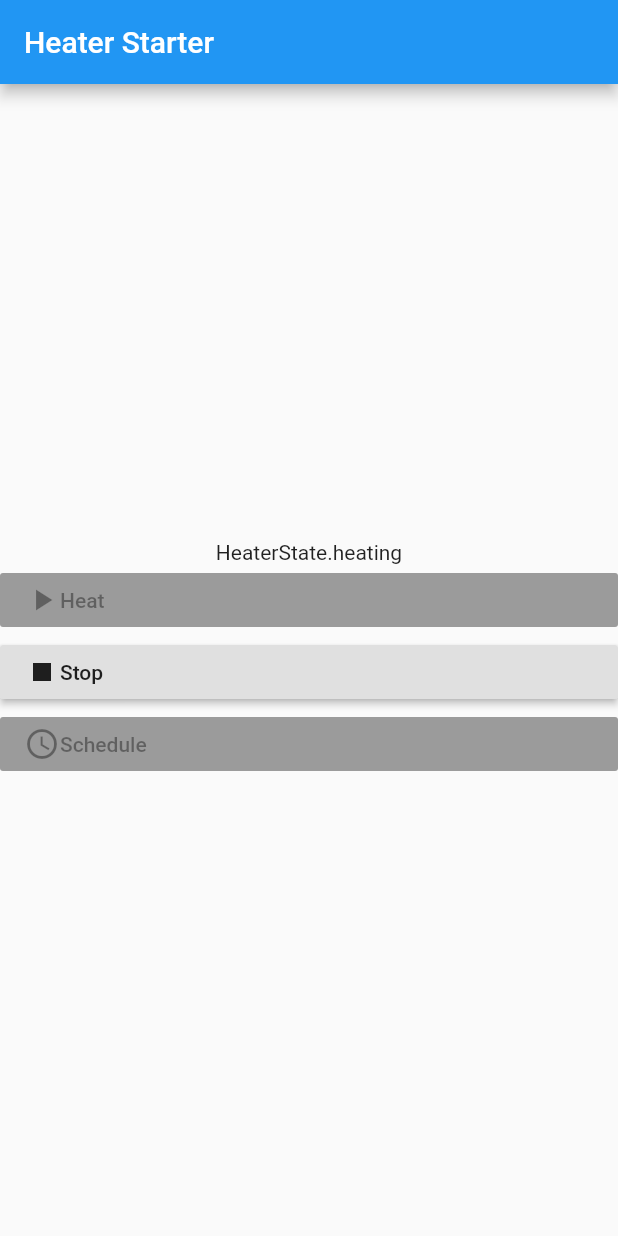
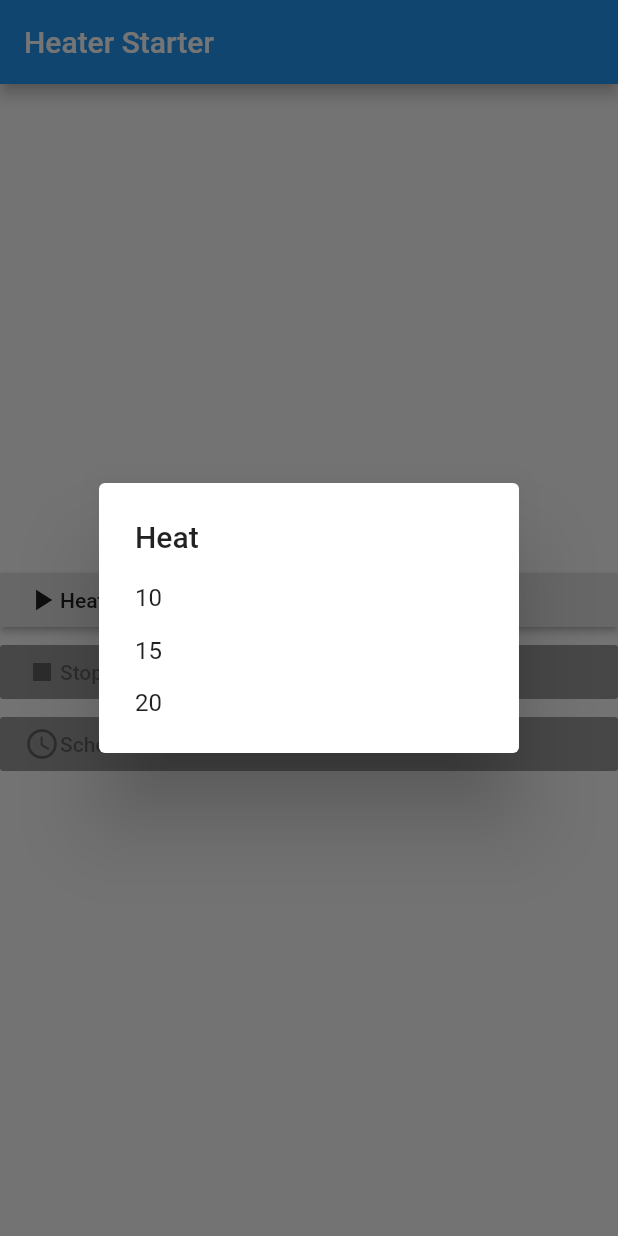
Before and after one commit to wjr-/heater-starter, a Flutter app: the screen it shows after launch, after a tap on "Heat", on a phone screen of 412 x 824 dp. Run offline on Flutter 3.47's test engine with Material 2 defaults, Android fonts, the phone set to English and light mode, and no system bars; missing offline and left inert: sms.

Commit message:
Simple dialog wiht heating time options

```diff
--- a/heater_starter/lib/main.dart
+++ b/heater_starter/lib/main.dart
@@ -31,7 +31,32 @@ enum HeaterState { stopped, starting, heating, scheduled }
 class _HeaterStarterState extends State<HeaterStarterHomePage> {
   HeaterState _heaterState = HeaterState.stopped;
 
-  void _startHeater() async {
+  Future<void> _startHeater() async {
+    var minutes = await showDialog<int>(
+        context: context,
+        builder: (BuildContext context) {
+          return SimpleDialog(title: const Text('Heat'), children: <Widget>[
+            SimpleDialogOption(
+              onPressed: () {
+                Navigator.pop(context, 10);
+              },
+              child: const Text('10'),
+            ),
+            SimpleDialogOption(
+              onPressed: () {
+                Navigator.pop(context, 15);
+              },
+              child: const Text('15'),
+            ),
+            SimpleDialogOption(
+              onPressed: () {
+                Navigator.pop(context, 20);
+              },
+              child: const Text('20'),
+            ),
+          ]);
+        });
+
     var start = new StartMessage(pin: '0000', duration: 40);
     SmsSender sender = new SmsSender();
     String address = '012934';
@@ -42,6 +67,10 @@ class _HeaterStarterState extends State<HeaterStarterHomePage> {
       _heaterState = HeaterState.heating;
     });
   }
+
+/*
+
+  }*/
 
   void _stopHeater() {
     setState(() {
```
